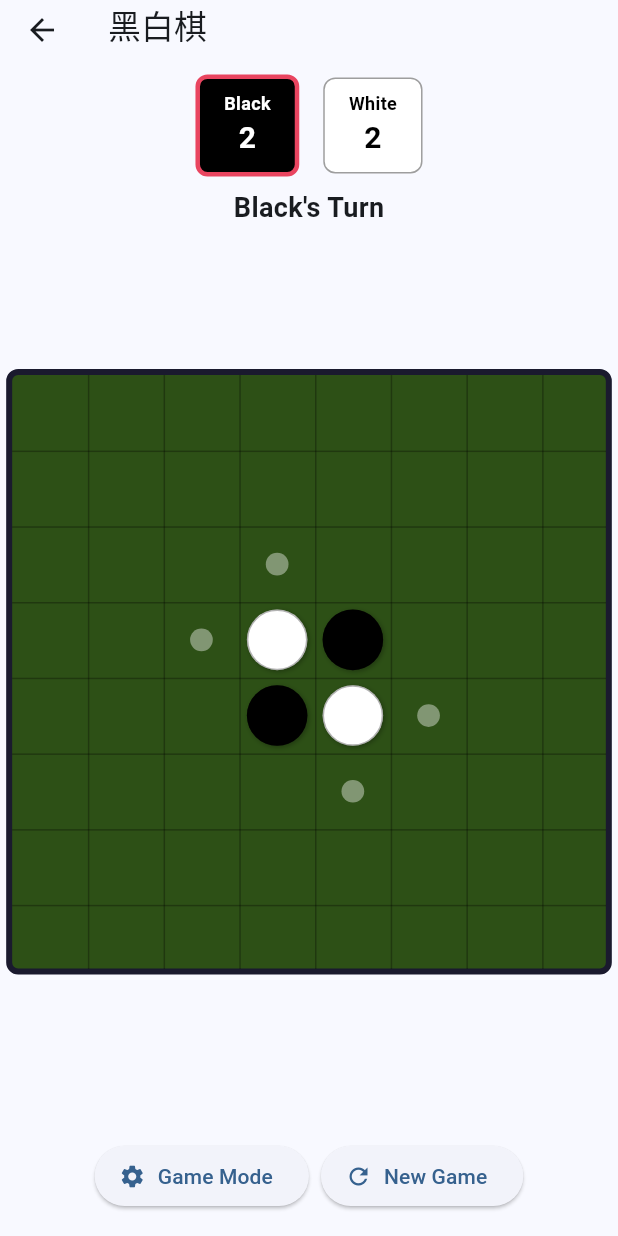
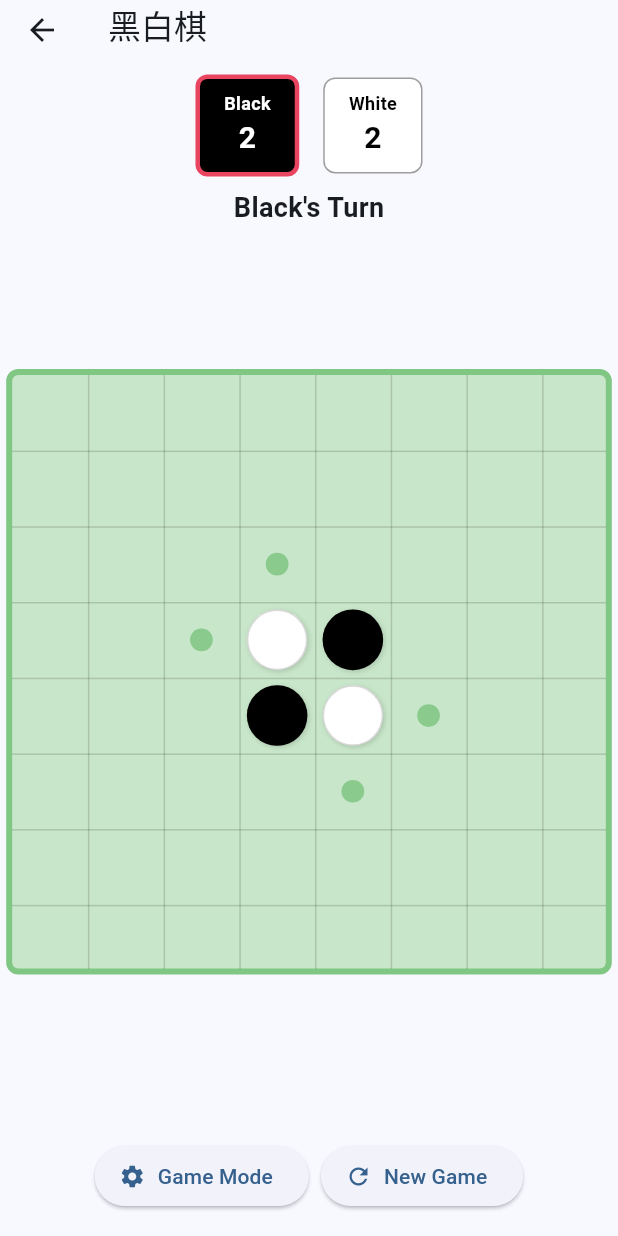
Before and after one commit to neohope/GeminiGameDemo, a Flutter app: the ReversiPage screen opened by its route, on a phone screen of 412 x 824 dp. Run offline on Flutter 3.47's test engine with Material 3 defaults, Android fonts, the phone set to English and light mode, and no system bars; our stand-ins replace equatable, flutter_riverpod, go_router, shared_preferences; accounts and stored records are empty.

Commit message:
Make Reversi board colors lighter

```diff
--- a/lib/features/games/reversi/presentation/widgets/reversi_board_widget.dart
+++ b/lib/features/games/reversi/presentation/widgets/reversi_board_widget.dart
@@ -27,9 +27,9 @@ class ReversiBoardWidget extends StatelessWidget {
           width: boardSize,
           height: boardSize,
           decoration: BoxDecoration(
-            color: const Color(0xFF2D5016),
+            color: const Color(0xFFC8E6C9),
             borderRadius: BorderRadius.circular(8),
-            border: Border.all(color: const Color(0xFF1A1A2E), width: 4),
+            border: Border.all(color: const Color(0xFF81C784), width: 4),
           ),
           child: Stack(
             children: [
@@ -53,7 +53,7 @@ class ReversiBoardWidget extends StatelessWidget {
           child: Container(
             width: 1,
             height: cellSize * 8,
-            color: Colors.black.withValues(alpha: 0.3),
+            color: Colors.black.withValues(alpha: 0.15),
           ),
         ),
       );
@@ -64,7 +64,7 @@ class ReversiBoardWidget extends StatelessWidget {
           child: Container(
             width: cellSize * 8,
             height: 1,
-            color: Colors.black.withValues(alpha: 0.3),
+            color: Colors.black.withValues(alpha: 0.15),
           ),
         ),
       );
@@ -115,11 +115,11 @@ class ReversiBoardWidget extends StatelessWidget {
         color: player == Player.black ? Colors.black : Colors.white,
         shape: BoxShape.circle,
         border: highlight
-            ? Border.all(color: const Color(0xFFE94560), width: 3)
-            : Border.all(color: Colors.black.withValues(alpha: 0.3), width: 1),
+            ? Border.all(color: const Color(0xFFFF5252), width: 3)
+            : Border.all(color: Colors.black.withValues(alpha: 0.15), width: 1),
         boxShadow: [
           BoxShadow(
-            color: Colors.black.withValues(alpha: 0.3),
+            color: Colors.black.withValues(alpha: 0.15),
             blurRadius: 2,
             offset: const Offset(1, 1),
           ),
@@ -133,7 +133,7 @@ class ReversiBoardWidget extends StatelessWidget {
       width: cellSize * 0.3,
       height: cellSize * 0.3,
       decoration: BoxDecoration(
-        color: Colors.white.withValues(alpha: 0.4),
+        color: const Color(0xFF4CAF50).withValues(alpha: 0.5),
         shape: BoxShape.circle,
       ),
     );
```
